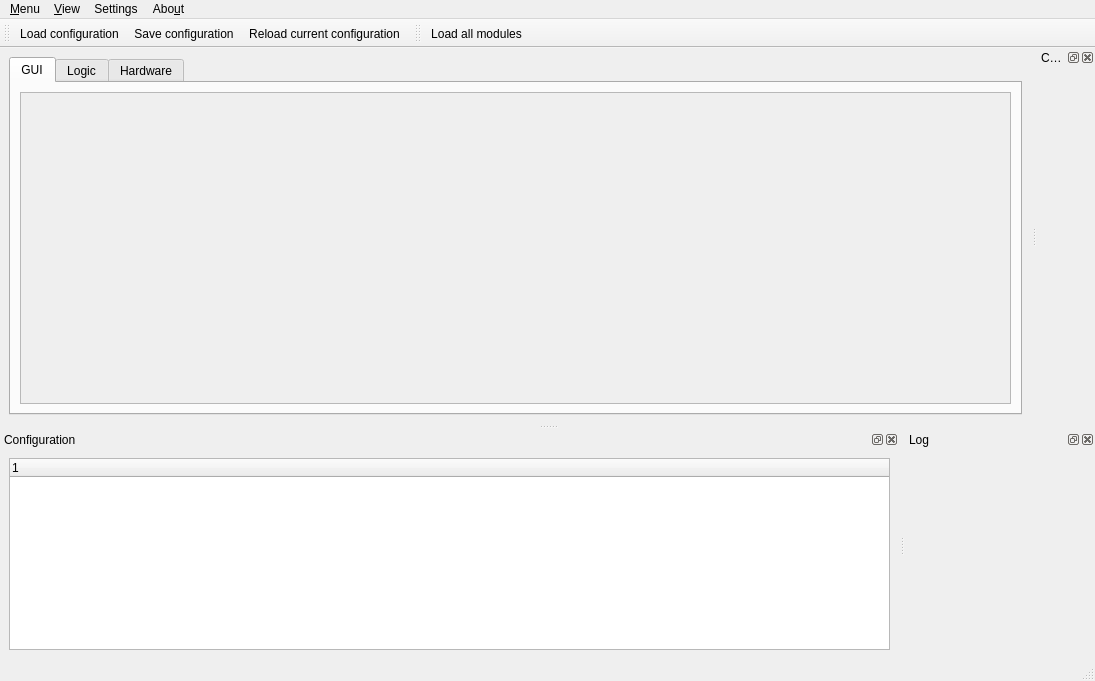
Above: gui/manager/ui_manager_window.ui from MdevriesPhys/arXiv-Sanity-Preserver-Win before the change. Below: the same form after it.
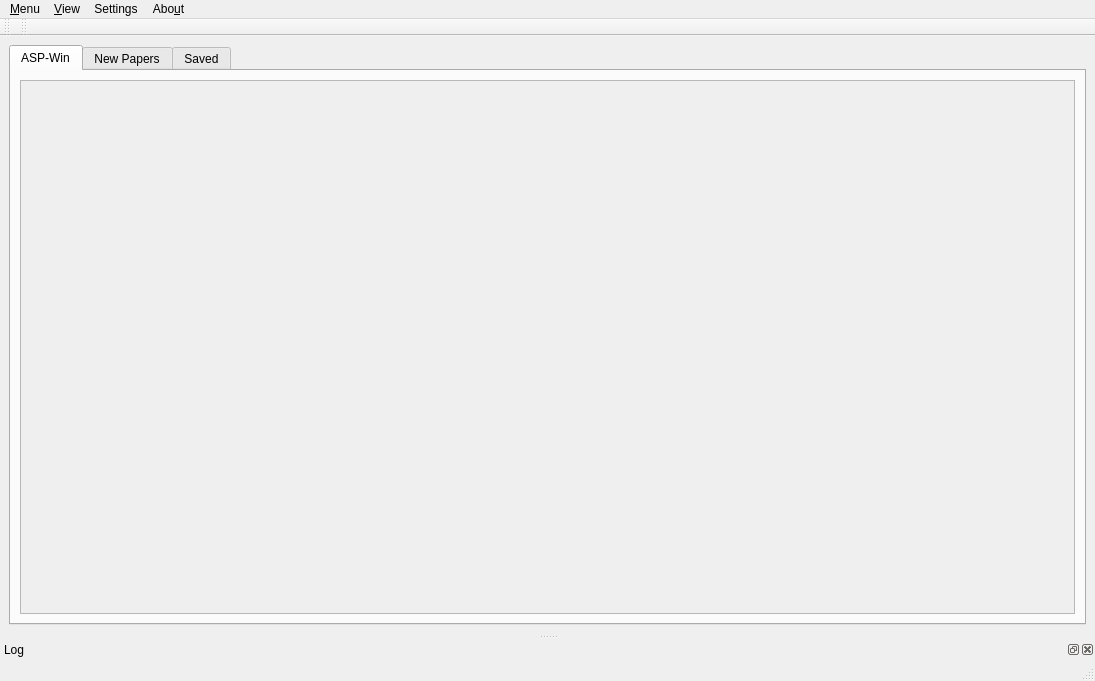
That is the form after the change. Icons and pictures are not drawn. Custom widgets are drawn as their Qt base class.

Commit message: GUI based on QT/QuDi, opens to main page of QuDi

Patch:
```diff
--- a/gui/manager/ui_manager_window.ui
+++ b/gui/manager/ui_manager_window.ui
@@ -27,7 +27,7 @@
 						</property>
 						<widget class="QWidget" name="tabWidgetPage1">
 							<attribute name="title">
-								<string>GUI</string>
+								<string>ASP-Win</string>
 							</attribute>
 							<layout class="QGridLayout" name="gridLayout">
 								<item column="0" row="1">
@@ -51,7 +51,7 @@
 						</widget>
 						<widget class="QWidget" name="tabWidgetPage2">
 							<attribute name="title">
-								<string>Logic</string>
+								<string>New Papers</string>
 							</attribute>
 							<layout class="QGridLayout" name="gridLayout">
 								<item column="0" row="0">
@@ -75,7 +75,7 @@
 						</widget>
 						<widget class="QWidget" name="tabWidgetPage3">
 							<attribute name="title">
-								<string>Hardware</string>
+								<string>Saved</string>
 							</attribute>
 							<layout class="QGridLayout" name="gridLayout">
 								<item column="0" row="0">
@@ -150,45 +150,6 @@
 			<addaction name="menuAbout" />
 		</widget>
 		<widget class="QStatusBar" name="statusbar" />
-		<widget class="QDockWidget" name="configDisplayDockWidget">
-			<property name="enabled">
-				<bool>true</bool>
-			</property>
-			<property name="windowTitle">
-				<string>Configuration</string>
-			</property>
-			<attribute name="dockWidgetArea">
-				<number>8</number>
-			</attribute>
-			<widget class="QWidget" name="dockWidgetContents">
-				<layout class="QVBoxLayout" name="verticalLayout">
-					<item>
-						<widget class="QTreeWidget" name="treeWidget">
-							<property name="sizePolicy">
-								<sizepolicy hsizetype="Preferred" vsizetype="Preferred">
-									<horstretch>0</horstretch>
-									<verstretch>0</verstretch>
-								</sizepolicy>
-							</property>
-							<column>
-								<property name="text">
-									<string notr="true">1</string>
-								</property>
-							</column>
-						</widget>
-					</item>
-				</layout>
-			</widget>
-		</widget>
-		<widget class="QDockWidget" name="consoleDockWidget">
-			<property name="windowTitle">
-				<string>Console</string>
-			</property>
-			<attribute name="dockWidgetArea">
-				<number>2</number>
-			</attribute>
-			<widget class="RichJupyterWidget" name="consolewidget" />
-		</widget>
 		<widget class="QDockWidget" name="logDockWidget">
 			<property name="windowTitle">
 				<string>Log</string>
@@ -208,9 +169,6 @@
 			<attribute name="toolBarBreak">
 				<bool>false</bool>
 			</attribute>
-			<addaction name="actionLoad_configuration" />
-			<addaction name="actionSave_configuration" />
-			<addaction name="actionReload_current_configuration" />
 		</widget>
 		<widget class="QToolBar" name="moduleToolBar">
 			<property name="windowTitle">
@@ -222,38 +180,7 @@
 			<attribute name="toolBarBreak">
 				<bool>false</bool>
 			</attribute>
-			<addaction name="action_Load_all_modules" />
 		</widget>
-		<action name="actionLoad_configuration">
-			<property name="icon">
-				<iconset>
-					<normaloff>../../artwork/icons/oxygen/22x22/document-open.png</normaloff>../../artwork/icons/oxygen/22x22/document-open.png
-				</iconset>
-			</property>
-			<property name="text">
-				<string>&amp;Load configuration</string>
-			</property>
-		</action>
-		<action name="actionSave_configuration">
-			<property name="icon">
-				<iconset>
-					<normaloff>../../artwork/icons/oxygen/22x22/document-save.png</normaloff>../../artwork/icons/oxygen/22x22/document-save.png
-				</iconset>
-			</property>
-			<property name="text">
-				<string>&amp;Save configuration</string>
-			</property>
-		</action>
-		<action name="action_Load_all_modules">
-			<property name="icon">
-				<iconset theme="media-playback-start">
-					<normaloff />
-				</iconset>
-			</property>
-			<property name="text">
-				<string> Load &amp;all modules</string>
-			</property>
-		</action>
 		<action name="actionStart_all_modules">
 			<property name="icon">
 				<iconset theme="media-playback-start">
@@ -356,26 +283,6 @@
 				<string>&amp;Export log as HTML</string>
 			</property>
 		</action>
-		<action name="actionConsoleSettings">
-			<property name="icon">
-				<iconset>
-					<normaloff>../../artwork/icons/oxygen/22x22/utilities-terminal.png</normaloff>../../artwork/icons/oxygen/22x22/utilities-terminal.png
-				</iconset>
-			</property>
-			<property name="text">
-				<string>&amp;Console</string>
-			</property>
-		</action>
-		<action name="actionReload_current_configuration">
-			<property name="icon">
-				<iconset>
-					<normaloff>../../artwork/icons/oxygen/22x22/view-refresh.png</normaloff>../../artwork/icons/oxygen/22x22/view-refresh.png
-				</iconset>
-			</property>
-			<property name="text">
-				<string>&amp;Reload current configuration</string>
-			</property>
-		</action>
 	</widget>
 	<customwidgets>
 		<customwidget>
```
Left out of the diff: 64 changed lines with no effect on the pictures. The commit also changes 5 other files.
